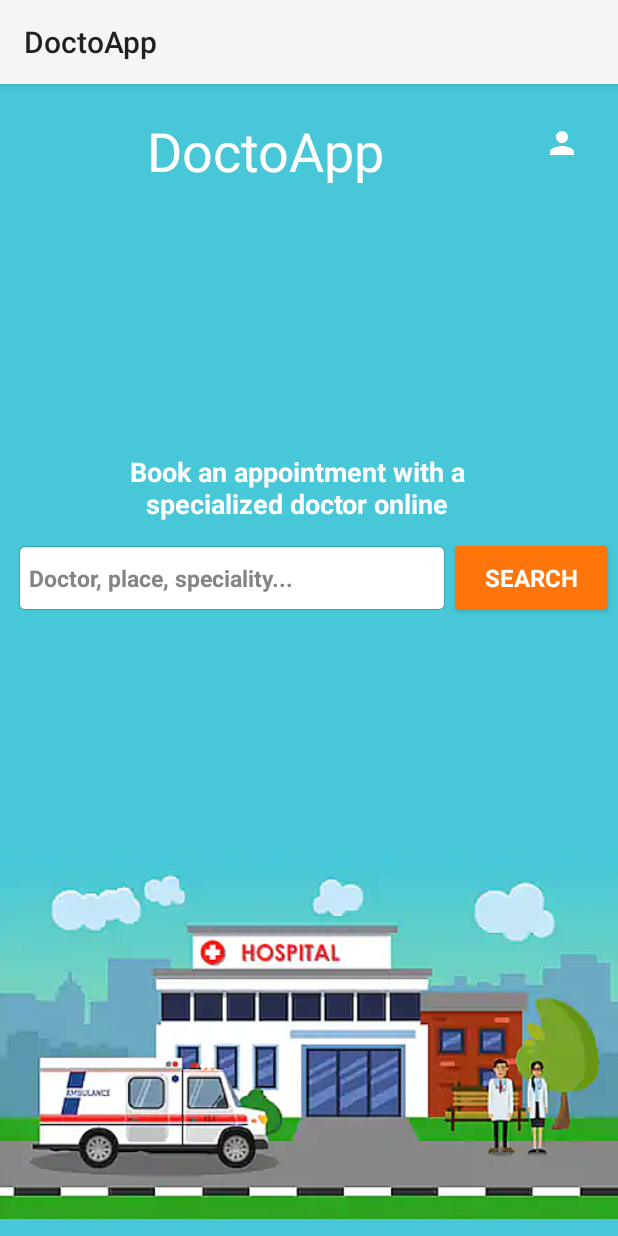
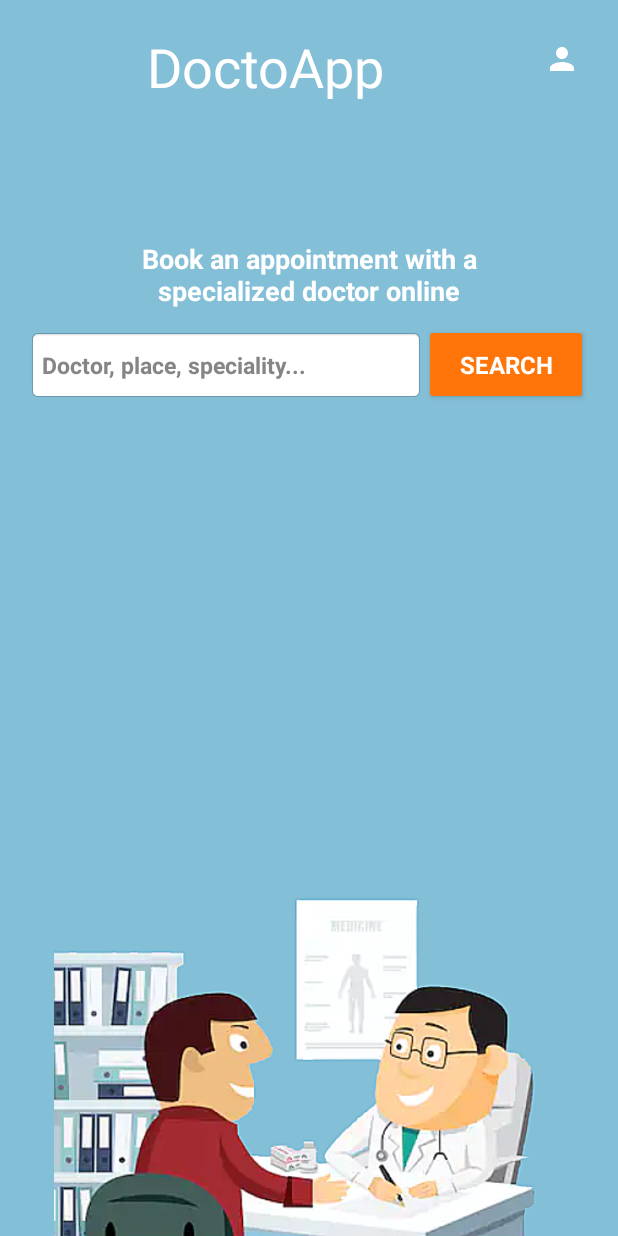
Before and after one commit to JoachimLaviolette/doctoApp-android, an Android app: the screen it shows after launch (MainActivity), on a phone screen of 412 x 824 dp. Run offline under Robolectric (Android 15) with nearby library versions, the phone set to English and light mode, and no system bars; Roboto replaces fonts that are not available here.

Commit message:
Reset the constraints and layouts from Main activity. Removed basic action bar.

```diff
--- a/app/src/main/AndroidManifest.xml
+++ b/app/src/main/AndroidManifest.xml
@@ -8,7 +8,7 @@
         android:label="@string/app_name"
         android:roundIcon="@mipmap/ic_launcher_round"
         android:supportsRtl="true"
-        android:theme="@style/AppTheme">
+        android:theme="@style/Theme.AppCompat.NoActionBar">
         <activity android:name=".SearchListActivity"></activity>
         <activity android:name=".SearchActivity" />
         <activity android:name=".LoginActivity" />
--- a/app/src/main/res/layout/activity_main.xml
+++ b/app/src/main/res/layout/activity_main.xml
@@ -7,16 +7,6 @@
     android:background="@color/main_background"
     tools:context=".MainActivity">
 
-    <ImageView
-        android:id="@+id/main_background_picture"
-        android:layout_width="wrap_content"
-        android:layout_height="wrap_content"
-        android:layout_marginTop="475dp"
-        app:layout_constraintEnd_toEndOf="parent"
-        app:layout_constraintStart_toStartOf="parent"
-        app:layout_constraintTop_toTopOf="parent"
-        app:srcCompat="@drawable/hospital_0" />
-
     <LinearLayout
         android:layout_width="match_parent"
         android:layout_height="match_parent"
@@ -24,7 +14,7 @@
 
         <LinearLayout
             android:layout_width="match_parent"
-            android:layout_height="176dp"
+            android:layout_height="130dp"
             android:orientation="horizontal">
 
             <TextView
@@ -49,15 +39,15 @@
 
         <LinearLayout
             android:layout_width="match_parent"
-            android:layout_height="match_parent"
+            android:layout_height="320dp"
             android:orientation="vertical"
-            android:paddingTop="60sp">
+            android:padding="20sp">
 
             <TextView
                 android:id="@+id/main_caption"
                 android:layout_width="276dp"
                 android:layout_height="wrap_content"
-                android:layout_marginLeft="60sp"
+                android:layout_gravity="center"
                 android:fontFamily="@font/roboto"
                 android:paddingTop="10sp"
                 android:paddingBottom="10sp"
@@ -71,16 +61,16 @@
                 android:textStyle="normal|bold" />
 
             <LinearLayout
-                android:layout_width="398dp"
+                android:layout_width="375dp"
                 android:layout_height="wrap_content"
-                android:layout_marginLeft="10sp"
+                android:layout_gravity="center"
                 android:orientation="horizontal"
                 android:textAlignment="center">
 
                 <EditText
                     android:id="@+id/main_search_bar"
                     style="@android:style/Widget.DeviceDefault.Light.EditText"
-                    android:layout_width="289dp"
+                    android:layout_width="264dp"
                     android:layout_height="48dp"
                     android:background="@android:drawable/editbox_background_normal"
                     android:ems="0"
@@ -110,5 +100,22 @@
             </LinearLayout>
         </LinearLayout>
 
+        <LinearLayout
+            android:layout_width="match_parent"
+            android:layout_height="match_parent"
+            android:layout_gravity="bottom"
+            android:gravity="bottom"
+            android:orientation="vertical">
+
+            <ImageView
+                android:id="@+id/main_background_picture"
+                android:layout_width="wrap_content"
+                android:layout_height="233dp"
+                android:layout_gravity="bottom"
+                app:srcCompat="@drawable/doctor_1"
+                tools:srcCompat="@drawable/doctor_1" />
+        </LinearLayout>
+
     </LinearLayout>
+
 </androidx.constraintlayout.widget.ConstraintLayout>
--- a/app/src/main/res/values/colors.xml
+++ b/app/src/main/res/values/colors.xml
@@ -5,7 +5,7 @@
     <color name="colorAccent">#D81B60</color>
 
     <!-- Main -->
-    <color name="main_background">#48C7D9</color>
+    <color name="main_background">#83BFD7</color>
     <color name="main_logo">#FFFFFF</color>
     <color name="main_caption">#FFFFFF</color>
     <color name="main_search_bar_text">#858585</color>
--- a/app/src/main/res/values/styles.xml
+++ b/app/src/main/res/values/styles.xml
@@ -3,7 +3,9 @@
     <!-- Base application theme. -->
     <style name="AppTheme" parent="Theme.AppCompat.Light">
         <!-- Customize your theme here. -->
-        <!--<item name="colorPrimary">@color/colorPrimary</item>-->
+        <item name="android:windowActionBar">false</item>
+        <item name="android:windowNoTitle">true</item>
+        <item name="colorPrimary">@color/colorPrimary</item>
         <item name="colorPrimaryDark">@color/colorPrimaryDark</item>
         <item name="colorAccent">@color/colorAccent</item>
     </style>
```
Also changed, not shown: app/src/main/res/drawable/doctor_1.png.
